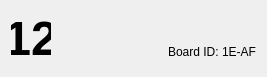
Before: the Qt Designer form soccer/ui/RobotStatusWidget.ui in RoboJackets/robocup-software, drawn with Qt 5.
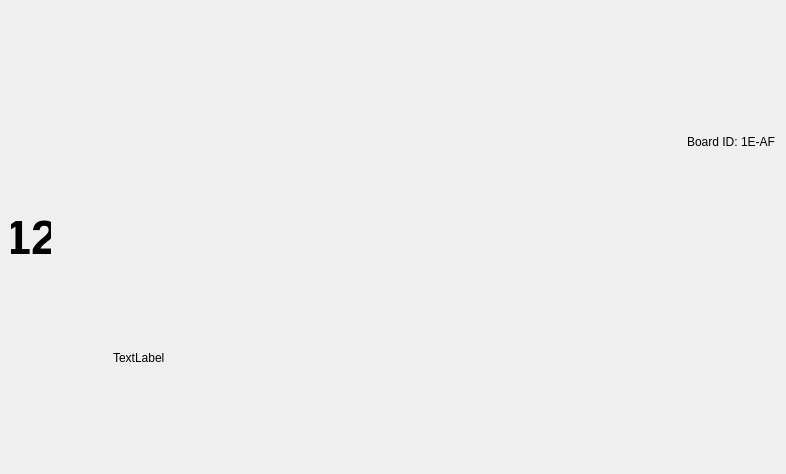
After: the same form once the commit is applied. Icons and pictures are not drawn. Custom widgets are drawn as their Qt base class.

```diff
--- a/soccer/ui/RobotStatusWidget.ui
+++ b/soccer/ui/RobotStatusWidget.ui
@@ -6,8 +6,8 @@
    <rect>
     <x>0</x>
     <y>0</y>
-    <width>267</width>
-    <height>74</height>
+    <width>786</width>
+    <height>474</height>
    </rect>
   </property>
   <property name="sizePolicy">
@@ -208,6 +208,13 @@
        </property>
       </widget>
      </item>
+     <item>
+      <widget class="QLabel" name="Errors">
+       <property name="text">
+        <string>TextLabel</string>
+       </property>
+      </widget>
+     </item>
     </layout>
    </item>
   </layout>
```
